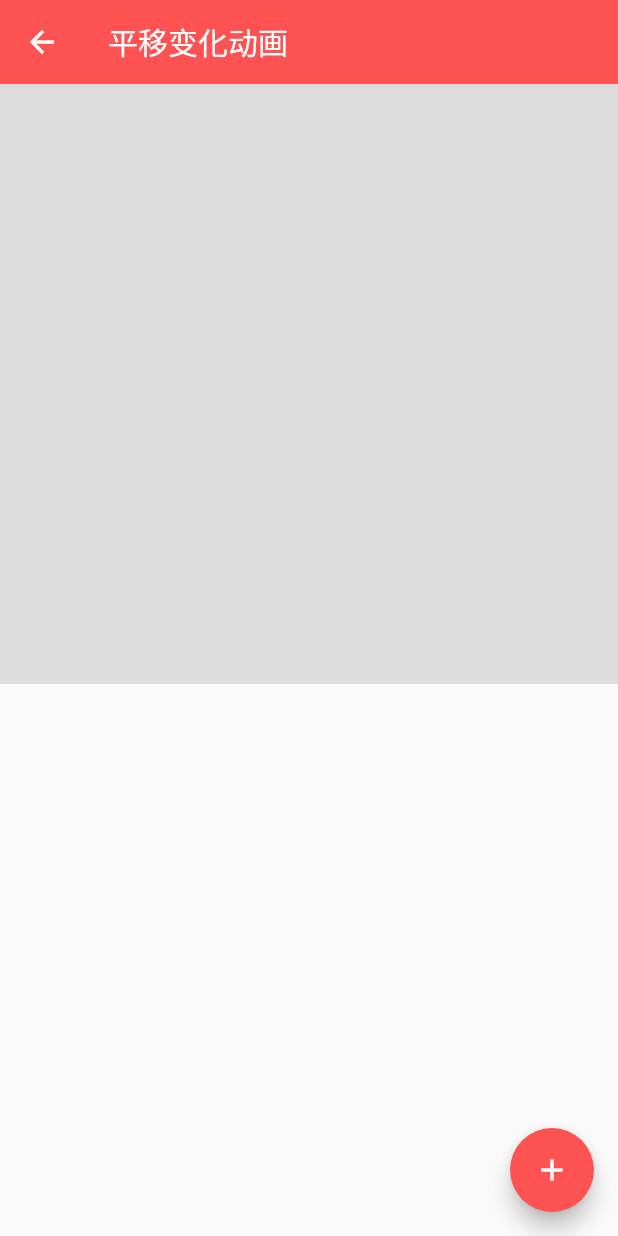
After one commit to hsir05/flutter_animation, a Flutter app: the TranslationPage screen opened directly, on a phone screen of 412 x 824 dp. The commit adds this screen. Run offline on Flutter 3.47's test engine with Material 2 defaults, Android fonts, the phone set to English and light mode, and no system bars; our stand-ins replace fluro; statements that could not run were skipped.

Commit message:
添加平移动画

```diff
--- a/lib/index_page.dart
+++ b/lib/index_page.dart
@@ -34,8 +34,9 @@ class _IndexPageState extends State<IndexPage> {
           body:ListView(
             children: <Widget>[
                 _listItem('透明度', Icons.opacity, '/opacity'),
-                _listItem('圆角变化',Icons.remove_circle,  '/radius'),
-                _listItem('位移变化',Icons.remove_circle,  '/size')
+                _listItem('圆角变化', Icons.remove_circle,  '/radius'),
+                _listItem('大小变化', Icons.remove_circle,  '/size'),
+                _listItem('平移变化', Icons.remove_circle,  '/translation'),
             ],
           )
           );
--- a/lib/main.dart
+++ b/lib/main.dart
@@ -19,7 +19,7 @@ class MyApp extends StatelessWidget {
 
      return MaterialApp(
             title:'flutter 动画',
-            debugShowCheckedModeBanner: false,
+            // debugShowCheckedModeBanner: false,
             onGenerateRoute: Application.router.generator,
             home: IndexPage()
         );
--- /dev/null
+++ b/lib/pages/translation_page.dart
@@ -0,0 +1,97 @@
+import 'package:flutter/material.dart';
+
+class TranslationPage extends StatefulWidget {
+  @override
+  _TranslationPageState createState() => _TranslationPageState();
+}
+
+class _TranslationPageState extends State<TranslationPage> with SingleTickerProviderStateMixin{
+  bool _visible = false;
+  double _x = -30.0;
+  double _y = -40.0;
+  AnimationController controller;
+  Animation<double> doubleAnimation;
+
+  @override
+  void initState() {
+    super.initState();
+
+     controller = new AnimationController(vsync: this, duration: Duration(milliseconds: 2000));
+
+    doubleAnimation = new Tween<double>(begin: 0.0, end: 200.0).animate(controller)
+      ..addListener(() {
+      setState(() {});
+    })
+    ..addStatusListener((AnimationStatus status) {
+      //执行完成后反向执行
+      if (status == AnimationStatus.completed) {
+        controller.reverse();
+      } else if (status == AnimationStatus.dismissed) {
+      //反向执行完成，正向执行
+        controller.forward();
+      }
+    });
+    controller.forward();
+  }
+
+  void _animation() {
+      setState(() {
+        if (!_visible) {
+           _x = 0;
+          _y = 0;
+          _visible = true;
+        } else {
+           _x = -30.0;
+          _y =  -40.0;
+          _visible = false;
+        }
+        });
+  }
+
+   Widget _animatedAlign() {
+    return Container(
+      width: 600.0,
+      height: 400.0,
+      color: Colors.black12,
+      child: AnimatedAlign(
+        // xy坐标 是决定组件再父容器中的位置。 修改坐标即可完成组件平移
+          alignment: Alignment(_x, _y),
+          duration: Duration(seconds: 5),
+          child: Container(
+            width: 50.0,
+            height: 50.0,
+            color: Colors.black45,
+          ),
+        ),
+    );
+  }
+
+
+  @override
+  Widget build(BuildContext context) {
+    return Scaffold(
+      appBar: AppBar(
+         brightness: Brightness.dark,
+          elevation: 0,
+          backgroundColor: Colors.redAccent,
+        title: Text('平移变化动画')
+      ),
+      body: ListView(
+        children: <Widget>[
+           _animatedAlign(),
+        ],
+      ),
+      floatingActionButton: FloatingActionButton(
+        onPressed: _animation,
+        backgroundColor: Colors.redAccent,
+        tooltip: 'Increment',
+        child: Icon(Icons.add),
+      ),
+    );
+  }
+  @override
+  void dispose() {
+    super.dispose();
+    controller.dispose();
+  }
+}
--- a/lib/routers/router_handler.dart
+++ b/lib/routers/router_handler.dart
@@ -4,7 +4,7 @@ import '../index_page.dart';
 import '../pages/opacity_page.dart';
 import '../pages/radius_page.dart';
 import '../pages/size_pages.dart';
-
+import '../pages/translation_page.dart';
 
 Handler homeHandler = Handler(
   handlerFunc: (BuildContext context, Map<String, List<String>>params) {
@@ -25,3 +25,8 @@ Handler sizeHandler = Handler(
   handlerFunc: (BuildContext context, Map<String, List<String>>params) {
   return SizePage();
 });
+
+Handler translationPageHandle = Handler(
+  handlerFunc: (BuildContext context, Map<String, List<String>>params) {
+  return TranslationPage();
+});
--- a/lib/routers/routes.dart
+++ b/lib/routers/routes.dart
@@ -7,6 +7,7 @@ class Routes{
   static String opacity = '/opacity';
   static String radius = '/radius';
   static String size = '/size';
+  static String translation = '/translation';
 
   static void configureRoutes(Router router){
     router.notFoundHandler = new Handler(
@@ -19,5 +20,6 @@ class Routes{
     router.define(opacity, handler: opacityHandler);
     router.define(radius, handler: radiusHandler);
     router.define(size, handler: sizeHandler);
+    router.define(translation, handler: translationPageHandle);
   }
 }
```
Also changed, not shown: lib/main3.dart (deleted, +0 -147 lines), lib/pages/radius_page.dart (+10 -6 lines).
